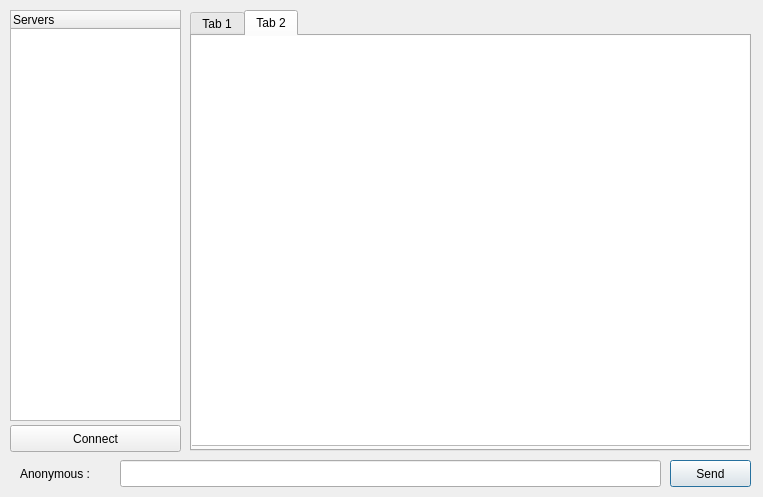
First picture: the form in sources/client/Interface/interface.ui, repository JulienKode/psu_2015_myirc, before the edit.
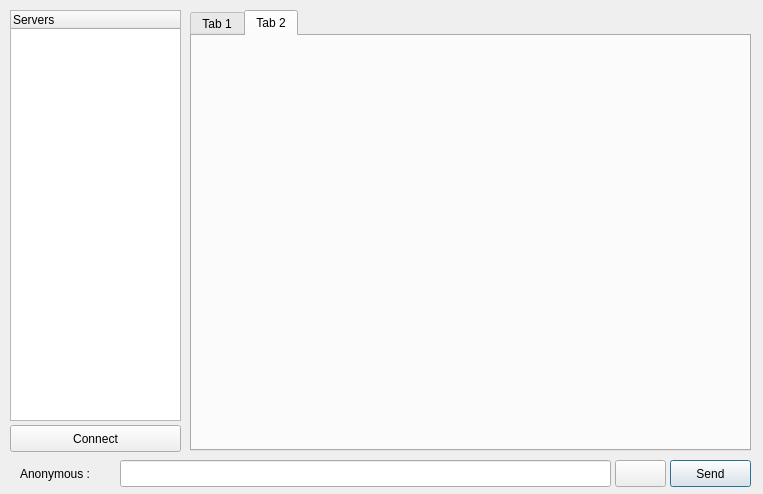
Second picture: the form after the edit. The open tabs and pages were chosen to show the change.

Commit message: Interface graphique - Ajout des smileys

What changed in the file:
```diff
--- a/sources/client/Interface/interface.ui
+++ b/sources/client/Interface/interface.ui
@@ -7,7 +7,7 @@
     <x>0</x>
     <y>0</y>
     <width>763</width>
-    <height>497</height>
+    <height>494</height>
    </rect>
   </property>
   <property name="windowTitle">
@@ -18,7 +18,7 @@
     <rect>
      <x>120</x>
      <y>460</y>
-     <width>541</width>
+     <width>491</width>
      <height>27</height>
     </rect>
    </property>
@@ -111,18 +111,21 @@
     <attribute name="title">
      <string>Tab 2</string>
     </attribute>
-    <widget class="QListWidget" name="listWidget_2">
-     <property name="geometry">
-      <rect>
-       <x>-1</x>
-       <y>-1</y>
-       <width>561</width>
-       <height>411</height>
-      </rect>
-     </property>
-    </widget>
    </widget>
   </widget>
+  <widget class="QPushButton" name="smileys">
+   <property name="geometry">
+    <rect>
+     <x>615</x>
+     <y>460</y>
+     <width>51</width>
+     <height>27</height>
+    </rect>
+   </property>
+   <property name="text">
+    <string/>
+   </property>
+  </widget>
  </widget>
  <layoutdefault spacing="6" margin="11"/>
  <resources/>
```
Left out of the diff: 8 changed lines with no effect on the pictures. The commit also changes 32 other files.
